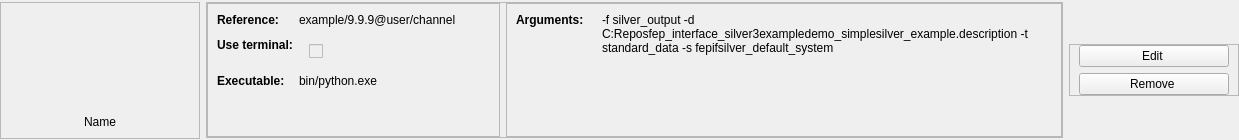
goszpeti/conan_explorer, file src/conan_app_launcher/ui/views/app_grid/app_link.ui: the form before one commit.
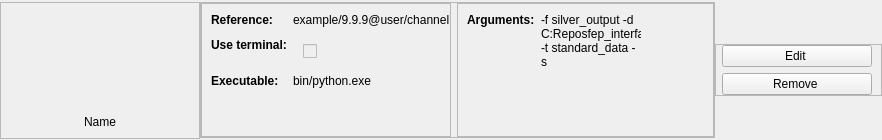
The form after the commit. Custom widgets are drawn as their Qt base class.

Commit message: Handle dynamic resizing of AppLinks and rework resizing of all plugins

What changed in the file:
```diff
--- a/src/conan_app_launcher/ui/views/app_grid/app_link.ui
+++ b/src/conan_app_launcher/ui/views/app_grid/app_link.ui
@@ -6,7 +6,7 @@
    <rect>
     <x>0</x>
     <y>0</y>
-    <width>1239</width>
+    <width>882</width>
     <height>140</height>
    </rect>
   </property>
@@ -25,7 +25,10 @@
   <property name="windowTitle">
    <string>Form</string>
   </property>
-  <layout class="QHBoxLayout" name="horizontalLayout_3">
+  <layout class="QHBoxLayout" name="horizontalLayout_3" stretch="0,1,0">
+   <property name="spacing">
+    <number>0</number>
+   </property>
    <property name="leftMargin">
     <number>0</number>
    </property>
@@ -121,14 +124,14 @@
    <item>
     <widget class="QFrame" name="central_frame">
      <property name="sizePolicy">
-      <sizepolicy hsizetype="MinimumExpanding" vsizetype="Preferred">
+      <sizepolicy hsizetype="Preferred" vsizetype="Preferred">
        <horstretch>0</horstretch>
        <verstretch>0</verstretch>
       </sizepolicy>
      </property>
      <property name="minimumSize">
       <size>
-       <width>500</width>
+       <width>0</width>
        <height>0</height>
       </size>
      </property>
@@ -138,7 +141,7 @@
      <property name="frameShadow">
       <enum>QFrame::Raised</enum>
      </property>
-     <layout class="QHBoxLayout" name="horizontalLayout_2" stretch="0,1">
+     <layout class="QHBoxLayout" name="horizontalLayout_2" stretch="1,2">
       <property name="leftMargin">
        <number>0</number>
       </property>
@@ -153,6 +156,12 @@
       </property>
       <item>
        <widget class="QFrame" name="central_left_frame">
+        <property name="sizePolicy">
+         <sizepolicy hsizetype="Fixed" vsizetype="Preferred">
+          <horstretch>0</horstretch>
+          <verstretch>0</verstretch>
+         </sizepolicy>
+        </property>
         <property name="frameShape">
          <enum>QFrame::StyledPanel</enum>
         </property>
@@ -191,7 +200,7 @@
          <item row="2" column="0">
           <widget class="QLabel" name="open_shell_label">
            <property name="sizePolicy">
-            <sizepolicy hsizetype="MinimumExpanding" vsizetype="Preferred">
+            <sizepolicy hsizetype="Preferred" vsizetype="Preferred">
              <horstretch>0</horstretch>
              <verstretch>0</verstretch>
             </sizepolicy>
@@ -230,12 +239,6 @@
              <verstretch>0</verstretch>
             </sizepolicy>
            </property>
-           <property name="minimumSize">
-            <size>
-             <width>200</width>
-             <height>0</height>
-            </size>
-           </property>
            <property name="maximumSize">
             <size>
              <width>16777215</width>
@@ -252,12 +255,21 @@
       </item>
       <item>
        <widget class="QFrame" name="central_right_frame">
+        <property name="enabled">
+         <bool>true</bool>
+        </property>
         <property name="sizePolicy">
-         <sizepolicy hsizetype="MinimumExpanding" vsizetype="Preferred">
+         <sizepolicy hsizetype="Fixed" vsizetype="Preferred">
           <horstretch>0</horstretch>
           <verstretch>0</verstretch>
          </sizepolicy>
         </property>
+        <property name="maximumSize">
+         <size>
+          <width>16777215</width>
+          <height>16777215</height>
+         </size>
+        </property>
         <property name="frameShape">
          <enum>QFrame::StyledPanel</enum>
         </property>
@@ -269,7 +281,7 @@
           <enum>QLayout::SetMinAndMaxSize</enum>
          </property>
          <property name="fieldGrowthPolicy">
-          <enum>QFormLayout::ExpandingFieldsGrow</enum>
+          <enum>QFormLayout::FieldsStayAtSizeHint</enum>
          </property>
          <item row="0" column="0">
           <widget class="QLabel" name="arguments_name_label">
@@ -281,10 +293,16 @@
            </property>
            <property name="minimumSize">
             <size>
-             <width>80</width>
+             <width>0</width>
              <height>0</height>
             </size>
            </property>
+           <property name="maximumSize">
+            <size>
+             <width>2000</width>
+             <height>16777215</height>
+            </size>
+           </property>
            <property name="text">
             <string>&lt;html&gt;&lt;head/&gt;&lt;body&gt;&lt;p&gt;&lt;span style=&quot; font-weight:700;&quot;&gt;Arguments:&lt;/span&gt;&lt;/p&gt;&lt;/body&gt;&lt;/html&gt;</string>
            </property>
@@ -296,20 +314,20 @@
          <item row="0" column="1">
           <widget class="QLabel" name="arguments_value_label">
            <property name="sizePolicy">
-            <sizepolicy hsizetype="MinimumExpanding" vsizetype="Preferred">
+            <sizepolicy hsizetype="Fixed" vsizetype="Preferred">
              <horstretch>0</horstretch>
              <verstretch>0</verstretch>
             </sizepolicy>
            </property>
            <property name="minimumSize">
             <size>
-             <width>160</width>
+             <width>0</width>
              <height>0</height>
             </size>
            </property>
            <property name="maximumSize">
             <size>
-             <width>16777215</width>
+             <width>100</width>
              <height>16777215</height>
             </size>
            </property>
@@ -351,6 +369,9 @@
       <property name="sizeConstraint">
        <enum>QLayout::SetMinAndMaxSize</enum>
       </property>
+      <property name="leftMargin">
+       <number>6</number>
+      </property>
       <property name="topMargin">
        <number>0</number>
       </property>
```
The commit also changes 6 other files.
